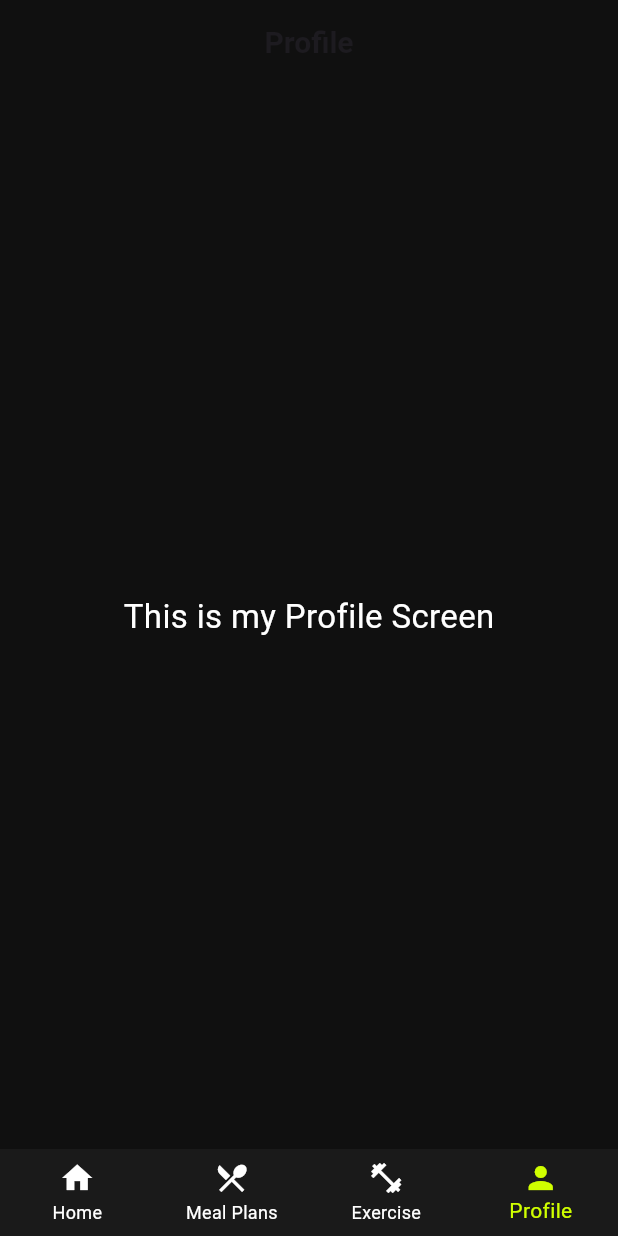
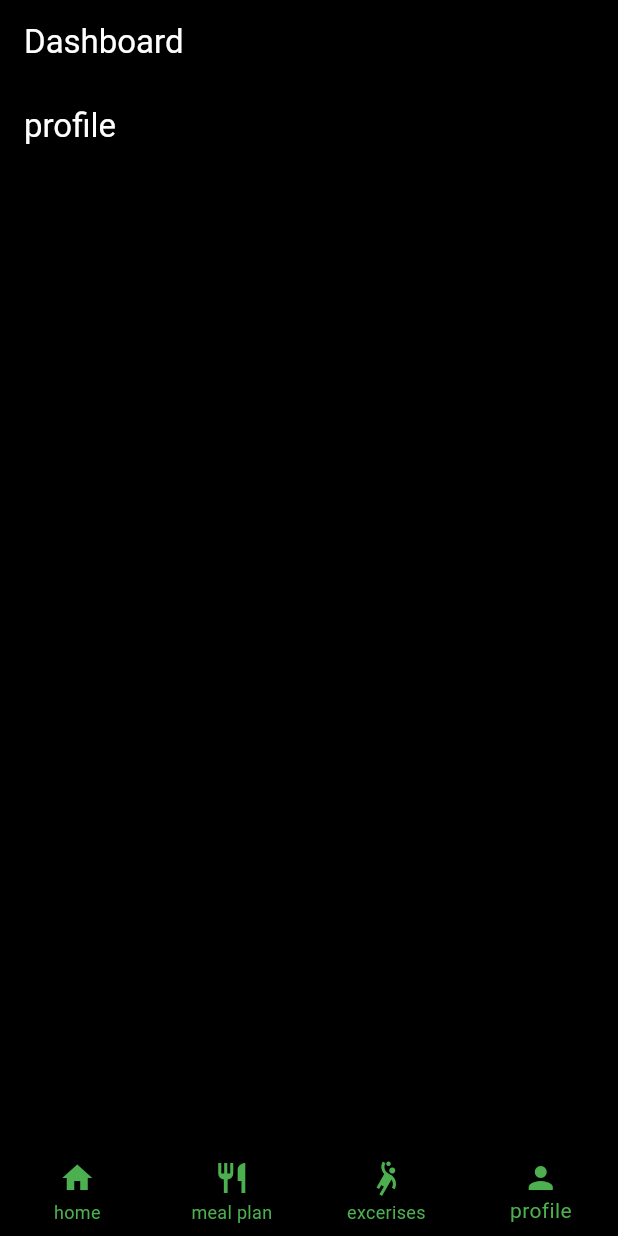
Before and after one commit to sailesh-tamang/tracking_fitness_flutter, a Flutter app: the DashboardScreen screen opened directly, item 4 of the bottom bar chosen, on a phone screen of 412 x 824 dp. Run offline on Flutter 3.47's test engine with Material 3 defaults, Android fonts, the phone set to English and light mode, and no system bars.

Commit message:
Sprint 2 initial commit

```diff
--- a/lib/app.dart
+++ b/lib/app.dart
@@ -1,4 +1,5 @@
 import 'package:flutter/material.dart';
+import 'package:tracking_fitness_flutter/screens/dashboard_screen.dart';
 import 'package:tracking_fitness_flutter/screens/login_screen.dart';
 import 'package:tracking_fitness_flutter/screens/splash_screen.dart';
 
--- /dev/null
+++ b/lib/screens/bottom_screens/profile.dart
@@ -0,0 +1,14 @@
+import 'package:flutter/material.dart';
+
+class Profile extends StatelessWidget {
+  const Profile({super.key});
+
+  @override
+  Widget build(BuildContext context) {
+    return Scaffold(
+      backgroundColor: Colors.black,
+      appBar: AppBar(title: Text("profile", style: TextStyle(color: Colors.white),),backgroundColor: Colors.black,
+      ),
+    );
+  }
+}
--- a/lib/screens/dashboard_screen.dart
+++ b/lib/screens/dashboard_screen.dart
@@ -1,9 +1,8 @@
 import 'package:flutter/material.dart';
-
-// adjust these imports to your actual paths
-import 'package:tracking_fitness_flutter/screens/excerise.dart' show ExerciseScreen;
-import 'meal_plans.dart';
-import 'profile.dart';
+import 'package:tracking_fitness_flutter/screens/bottom_screens/excerise_plan.dart';
+import 'package:tracking_fitness_flutter/screens/bottom_screens/home.dart';
+import 'package:tracking_fitness_flutter/screens/bottom_screens/meal_plan.dart';
+import 'package:tracking_fitness_flutter/screens/bottom_screens/profile.dart';
 
 class DashboardScreen extends StatefulWidget {
   const DashboardScreen({super.key});
@@ -13,85 +12,53 @@ class DashboardScreen extends StatefulWidget {
 }
 
 class _DashboardScreenState extends State<DashboardScreen> {
-  int _currentIndex = 0; // <-- must NOT be final
+  int _selectedIndex = 0;
 
-  // All tab screens in a list
-  final List<Widget> _screens = const [
-    Center(
-      child: Text(
-        "This is my home page",
-        style: TextStyle(color: Colors.white, fontSize: 22),
-      ),
-    ),
-    MealPlansScreen(),
-    ExerciseScreen(),
-    ProfileScreen(),
+
+  List<Widget> lstBottomScreen = [
+    const Home(),
+    const MealPlan(),
+    const ExcerisePlan(),
+    const Profile(),
+
   ];
-
   @override
   Widget build(BuildContext context) {
     return Scaffold(
-      backgroundColor: const Color(0xFF101010),
-
-      appBar: AppBar(
-        backgroundColor: const Color(0xFF101010),
-        elevation: 0,
-        title: Text(
-          _getTitleForIndex(_currentIndex),
-          style: const TextStyle(fontWeight: FontWeight.bold, fontSize: 20),
-        ),
-        centerTitle: true,
+      appBar: AppBar(title: Text("Dashboard", style: TextStyle(color: Colors.white),),
+        backgroundColor: Colors.black,
       ),
 
-      // BODY changes based on selected tab
-      body: _screens[_currentIndex],
+      body: lstBottomScreen[_selectedIndex],
+      bottomNavigationBar: BottomNavigationBar(
 
-      // BOTTOM NAVIGATION
-      bottomNavigationBar: BottomNavigationBar(
-        currentIndex: _currentIndex,
-        backgroundColor: const Color(0xFF1A1A1A),
-        selectedItemColor: const Color(0xFFD0FF00),
-        unselectedItemColor: Colors.white,
         type: BottomNavigationBarType.fixed,
-        onTap: (index) {
+
+        items: const [
+
+          BottomNavigationBarItem(
+              icon: Icon(Icons.home),
+              label: 'home'),
+          BottomNavigationBarItem(
+              icon: Icon(Icons.restaurant),
+              label: 'meal plan'),
+          BottomNavigationBarItem(
+              icon: Icon(Icons.sports_handball),
+              label: 'excerises'),
+          BottomNavigationBarItem(
+              icon: Icon(Icons.person),
+              label: 'profile'),
+        ],
+        backgroundColor: Colors.black,
+        selectedItemColor: Colors.green,
+        unselectedItemColor: Colors.green,
+        currentIndex: _selectedIndex,
+        onTap: (index){
           setState(() {
-            _currentIndex = index; // <-- just switch tab, no Navigator.push
+            _selectedIndex = index;
           });
         },
-        items: const [
-          BottomNavigationBarItem(
-            icon: Icon(Icons.home),
-            label: 'Home',
-          ),
-          BottomNavigationBarItem(
-            icon: Icon(Icons.restaurant_menu),
-            label: 'Meal Plans',
-          ),
-          BottomNavigationBarItem(
-            icon: Icon(Icons.fitness_center),
-            label: 'Exercise',
-          ),
-          BottomNavigationBarItem(
-            icon: Icon(Icons.person),
-            label: 'Profile',
-          ),
-        ],
       ),
     );
   }
-
-  String _getTitleForIndex(int index) {
-    switch (index) {
-      case 0:
-        return "Dashboard";
-      case 1:
-        return "Meal Plans";
-      case 2:
-        return "Exercise";
-      case 3:
-        return "Profile";
-      default:
-        return "Dashboard";
-    }
-  }
 }
--- a/lib/screens/profile.dart
+++ /dev/null
@@ -1,15 +0,0 @@
-import 'package:flutter/material.dart';
-
-class ProfileScreen extends StatelessWidget {
-  const ProfileScreen({super.key});
-
-  @override
-  Widget build(BuildContext context) {
-    return Center(
-      child: Text(
-        "This is my Profile Screen",
-        style: TextStyle(color: Colors.white, fontSize: 22),
-      ),
-    );
-  }
-}
```
Also changed, not shown: lib/screens/bottom_screens/excerise_plan.dart (added, +15 -0 lines), lib/screens/bottom_screens/home.dart (added, +17 -0 lines), lib/screens/bottom_screens/meal_plan.dart (added, +16 -0 lines), lib/screens/excerise.dart (deleted, +0 -15 lines), lib/screens/login_screen.dart (+31 -0 lines), lib/screens/meal_plans.dart (deleted, +0 -15 lines), 1 other file.
